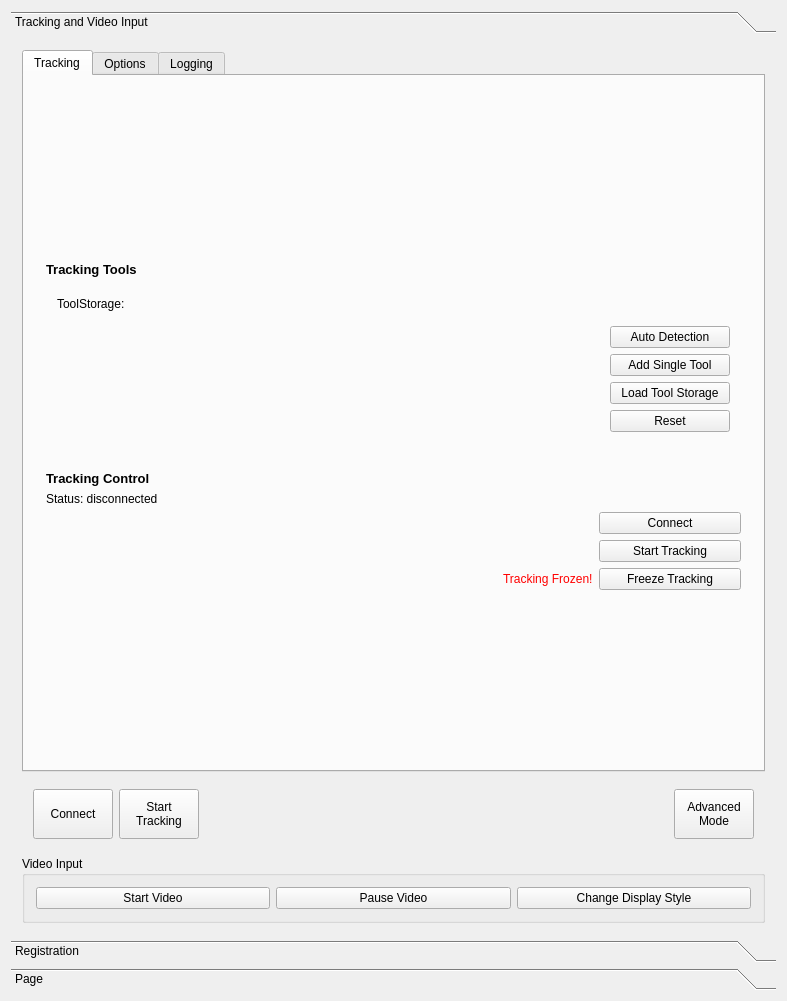
NAMI-THU/MITK, file Plugins/org.mitk.gui.qt.ARStrokeTreatment/src/internal/ARStrokeTreatmentControls.ui: the form before one commit.
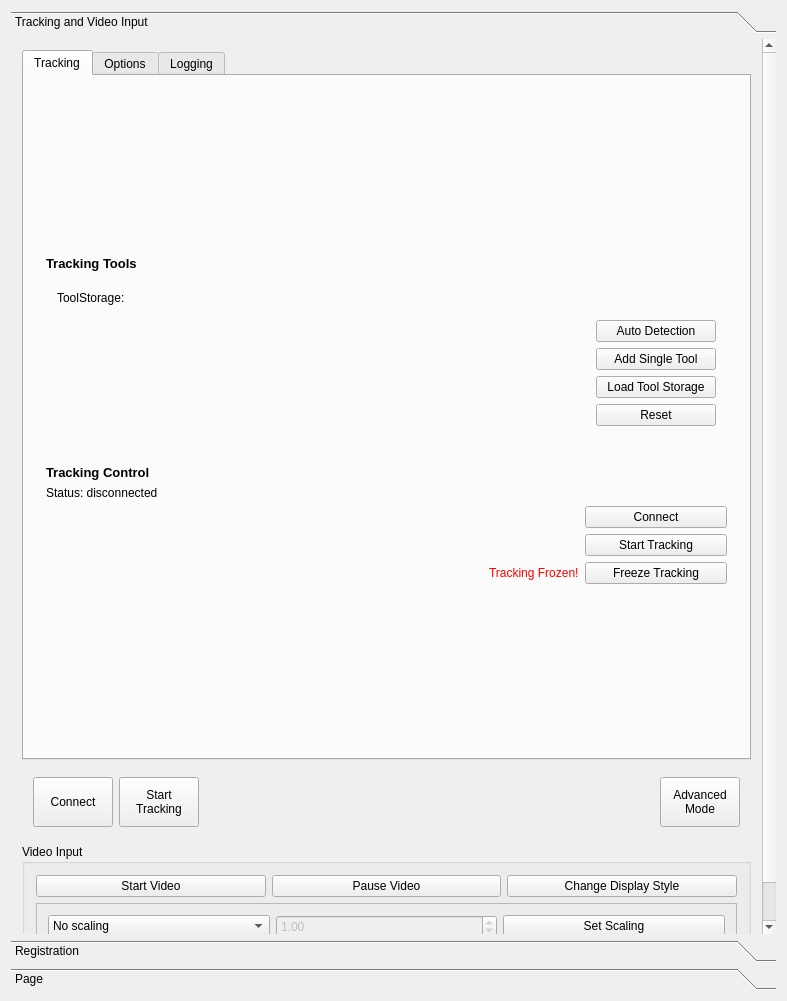
The form after the commit. Custom widgets are drawn as their Qt base class.

Commit message: Added Scaling buttons & function.

```diff
--- a/Plugins/org.mitk.gui.qt.ARStrokeTreatment/src/internal/ARStrokeTreatmentControls.ui
+++ b/Plugins/org.mitk.gui.qt.ARStrokeTreatment/src/internal/ARStrokeTreatmentControls.ui
@@ -32,9 +32,9 @@
       <property name="geometry">
        <rect>
         <x>0</x>
-        <y>0</y>
+        <y>-76</y>
         <width>744</width>
-        <height>903</height>
+        <height>962</height>
        </rect>
       </property>
       <property name="acceptDrops">
@@ -44,6 +44,100 @@
        <string>Tracking and Video Input</string>
       </attribute>
       <layout class="QGridLayout" name="gridLayout_2">
+       <item row="3" column="0">
+        <widget class="QGroupBox" name="groupVideoInput">
+         <property name="title">
+          <string>Video Input</string>
+         </property>
+         <layout class="QVBoxLayout" name="verticalLayout_13">
+          <item>
+           <layout class="QHBoxLayout" name="horizontalLayout_4">
+            <item>
+             <widget class="QPushButton" name="m_VideoGrabbingPushButton">
+              <property name="text">
+               <string>Start Video</string>
+              </property>
+             </widget>
+            </item>
+            <item>
+             <widget class="QPushButton" name="m_VideoPausePushButton">
+              <property name="enabled">
+               <bool>true</bool>
+              </property>
+              <property name="text">
+               <string>Pause Video</string>
+              </property>
+              <property name="checkable">
+               <bool>false</bool>
+              </property>
+             </widget>
+            </item>
+            <item>
+             <widget class="QPushButton" name="m_ChangeDisplayPushButton">
+              <property name="text">
+               <string>Change Display Style</string>
+              </property>
+             </widget>
+            </item>
+           </layout>
+          </item>
+          <item>
+           <widget class="QFrame" name="frame">
+            <property name="frameShape">
+             <enum>QFrame::StyledPanel</enum>
+            </property>
+            <property name="frameShadow">
+             <enum>QFrame::Raised</enum>
+            </property>
+            <layout class="QHBoxLayout" name="horizontalLayout_16">
+             <item>
+              <widget class="QComboBox" name="m_ScalingComboBox">
+               <item>
+                <property name="text">
+                 <string>No scaling</string>
+                </property>
+               </item>
+               <item>
+                <property name="text">
+                 <string>DSA scaling</string>
+                </property>
+               </item>
+               <item>
+                <property name="text">
+                 <string>Custom scaling</string>
+                </property>
+               </item>
+              </widget>
+             </item>
+             <item>
+              <widget class="QDoubleSpinBox" name="m_ScalingDoubleSpinBox">
+               <property name="enabled">
+                <bool>false</bool>
+               </property>
+               <property name="minimum">
+                <double>0.010000000000000</double>
+               </property>
+               <property name="maximum">
+                <double>10.000000000000000</double>
+               </property>
+               <property name="value">
+                <double>1.000000000000000</double>
+               </property>
+              </widget>
+             </item>
+             <item>
+              <widget class="QPushButton" name="m_ScalingPushButton">
+               <property name="text">
+                <string>Set Scaling</string>
+               </property>
+              </widget>
+             </item>
+            </layout>
+           </widget>
+          </item>
+         </layout>
+        </widget>
+       </item>
        <item row="0" column="0">
         <widget class="QTabWidget" name="m_MainWidget">
          <property name="currentIndex">
@@ -944,46 +1038,6 @@
          </layout>
         </widget>
        </item>
-       <item row="2" column="0">
-        <widget class="QGroupBox" name="groupVideoInput">
-         <property name="title">
-          <string>Video Input</string>
-         </property>
-         <layout class="QHBoxLayout" name="horizontalLayout_16">
-          <item>
-           <layout class="QHBoxLayout" name="horizontalLayout_4">
-            <item>
-             <widget class="QPushButton" name="m_VideoGrabbingPushButton">
-              <property name="text">
-               <string>Start Video</string>
-              </property>
-             </widget>
-            </item>
-            <item>
-             <widget class="QPushButton" name="m_VideoPausePushButton">
-              <property name="enabled">
-               <bool>true</bool>
-              </property>
-              <property name="text">
-               <string>Pause Video</string>
-              </property>
-              <property name="checkable">
-               <bool>false</bool>
-              </property>
-             </widget>
-            </item>
-            <item>
-             <widget class="QPushButton" name="m_ChangeDisplayPushButton">
-              <property name="text">
-               <string>Change Display Style</string>
-              </property>
-             </widget>
-            </item>
-           </layout>
-          </item>
-         </layout>
-        </widget>
-       </item>
       </layout>
      </widget>
      <widget class="QWidget" name="page_2">
```
The commit also changes 2 other files.
